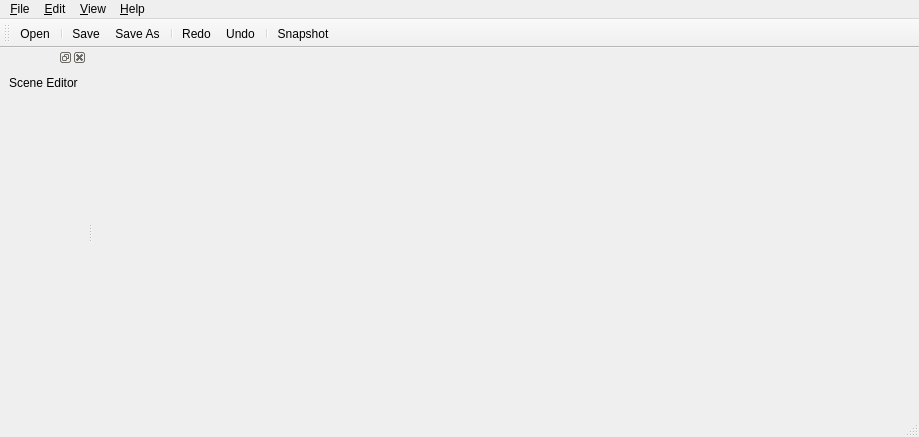
Above: res/designer/mainwindow.ui from tsalemink/neon before the change. Below: the same form after it.
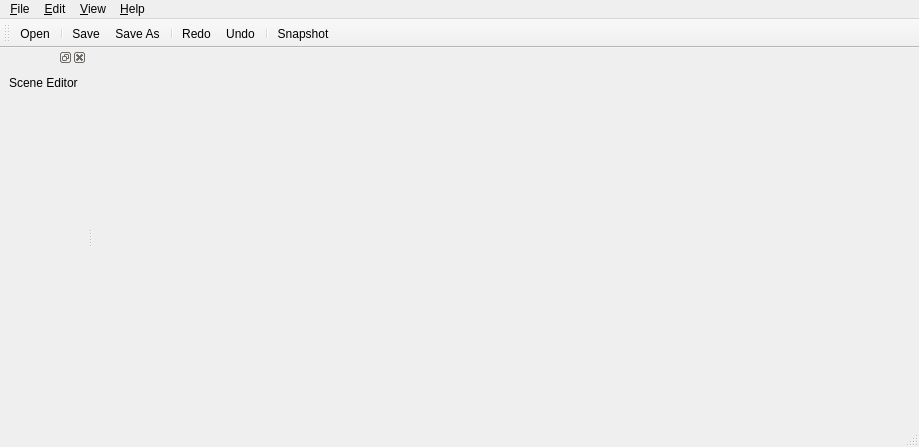
That is the form after the change. Icons and pictures are not drawn. Custom widgets are drawn as their Qt base class.

Patch:
```diff
--- a/res/designer/mainwindow.ui
+++ b/res/designer/mainwindow.ui
@@ -7,7 +7,7 @@
     <x>0</x>
     <y>0</y>
     <width>919</width>
-    <height>437</height>
+    <height>447</height>
    </rect>
   </property>
   <property name="windowTitle">
```
Left out of the diff: 2 changed lines with no effect on the pictures.
